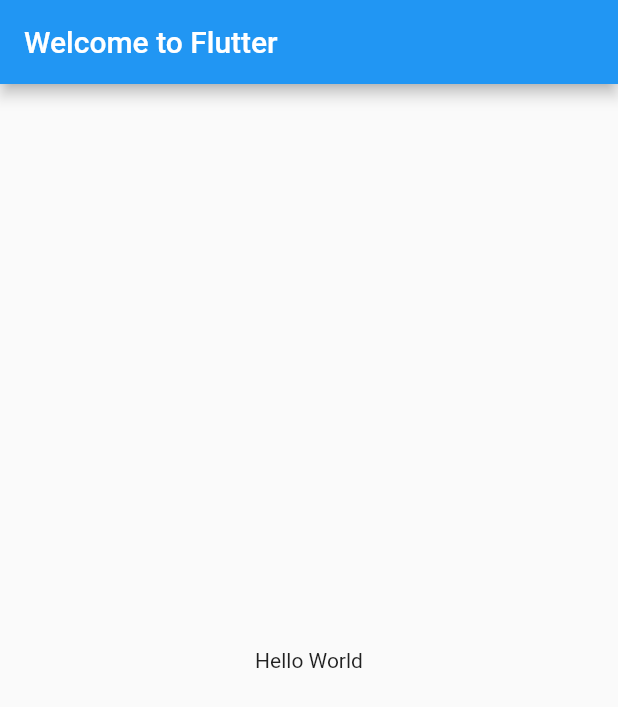
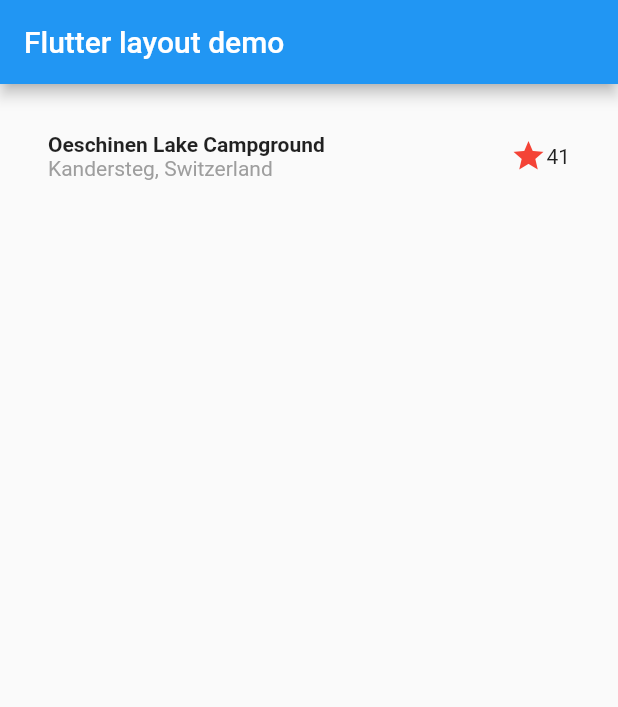
Before and after one commit to worapong-it/hello-building-layout-and-interactivity, a Flutter app: the screen it shows after launch, on a phone screen of 412 x 824 dp. Shown: the top 707 px of the screen. Run offline on Flutter 3.47's test engine with Material 2 defaults, Android fonts, the phone set to English and light mode, and no system bars.

Commit message:
feat: add title section (red star)

```diff
--- a/lib/main.dart
+++ b/lib/main.dart
@@ -13,14 +13,53 @@
 
   @override
   Widget build(BuildContext context) {
+// --- title section --- //
+    Widget titleSection = Container(
+      padding: const EdgeInsets.all(32),
+      child: Row(
+        children: [
+          /* 01 - Title of place */
+          Expanded(
+            child: Column(
+              crossAxisAlignment: CrossAxisAlignment.start,
+              children: [
+                Container(
+                  // padding: const EdgeInsets.only(bottom: 8),
+                  padding: const EdgeInsets.only(bottom: 0),
+                  child: const Text(
+                    'Oeschinen Lake Campground',
+                    style: TextStyle(fontWeight: FontWeight.bold),
+                  ),
+                ),
+                Text(
+                  'Kandersteg, Switzerland',
+                  style: TextStyle(color: Colors.grey[500]),
+                )
+              ],
+            ),
+          ),
+          /* 02 - Star Icon */
+          Icon(
+            Icons.star,
+            color: Colors.red[500],
+          ),
+          /* 03 - number of people liked */
+          const Text('41'),
+        ],
+      ),
+    );
+
+    // --- return in build() --- //
     return MaterialApp(
-      title: 'Welcome to Flutter',
+      title: 'Flutter layout demo',
       home: Scaffold(
         appBar: AppBar(
-          title: const Text('Welcome to Flutter'),
+          title: const Text('Flutter layout demo'),
         ),
-        body: const Center(
-          child: Text('Hello World'),
+        body: Column(
+          children: [
+            titleSection,
+          ],
         ),
       ),
     );
```
